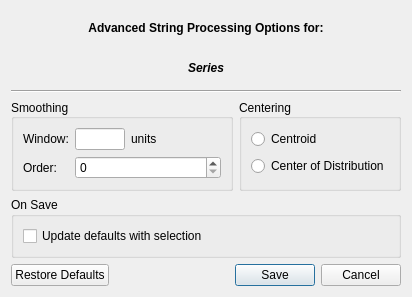
Before: the Qt Designer form resources/editOptBase.ui in gill14/AccuPatt, drawn with Qt 5.
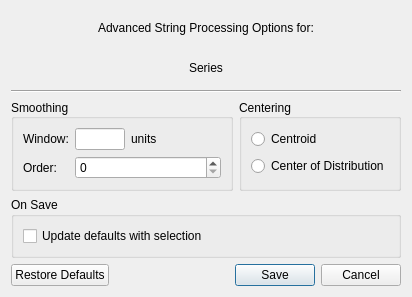
After: the same form once the commit is applied.

Commit message: unbold all the tings - qt change to default font

What changed in the file:
```diff
--- a/resources/editOptBase.ui
+++ b/resources/editOptBase.ui
@@ -22,12 +22,6 @@
   <layout class="QVBoxLayout" name="verticalLayout_3">
    <item>
     <widget class="QLabel" name="label_3">
-     <property name="font">
-      <font>
-       <weight>75</weight>
-       <bold>true</bold>
-      </font>
-     </property>
      <property name="text">
       <string>Advanced String Processing Options for:</string>
      </property>
@@ -38,13 +32,6 @@
    </item>
    <item>
     <widget class="QLabel" name="labelName">
-     <property name="font">
-      <font>
-       <weight>75</weight>
-       <italic>true</italic>
-       <bold>true</bold>
-      </font>
-     </property>
      <property name="text">
       <string>Series</string>
      </property>
```
Left out of the diff: 18 changed lines with no effect on the pictures. The commit also changes 3 other files.
